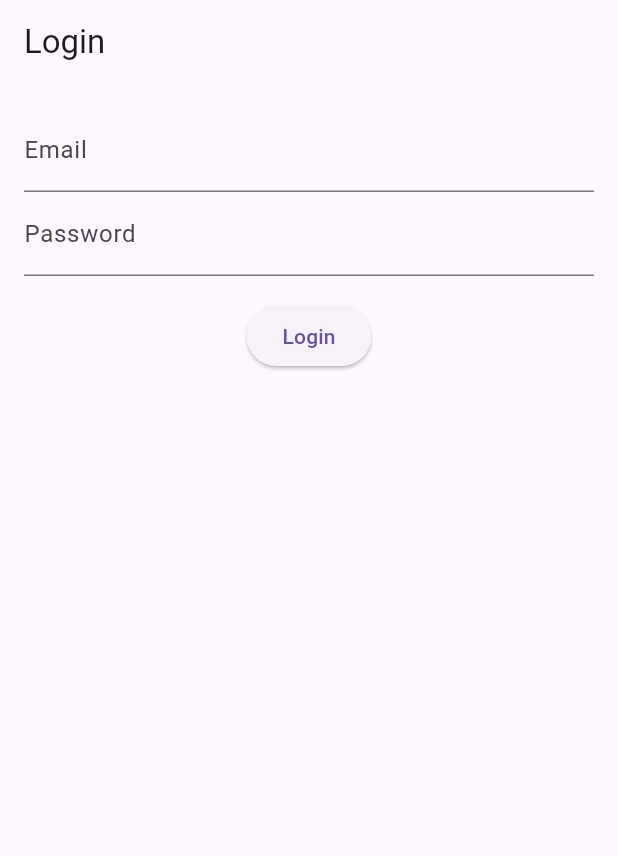
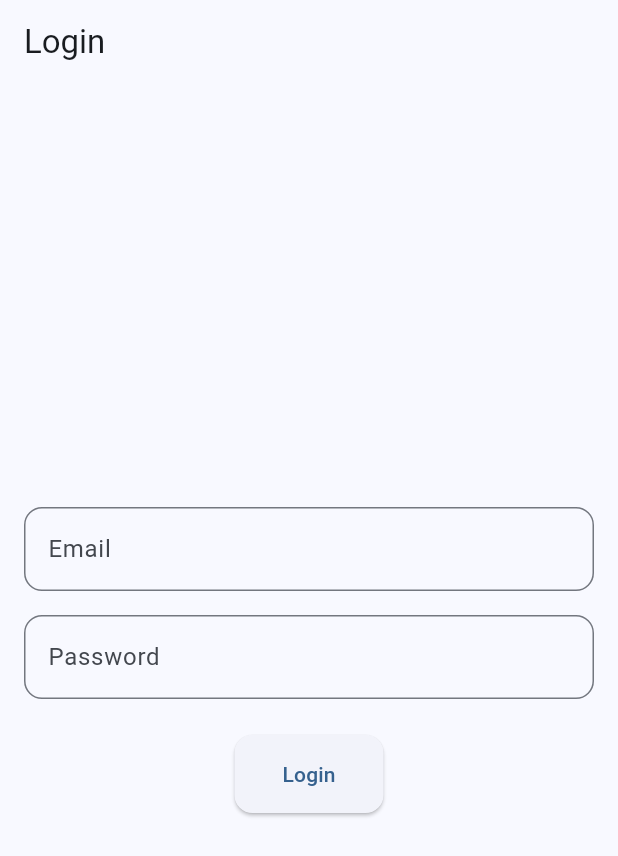
Before and after one commit to shinyPy/sesil-fe, a Flutter app: the screen it shows after launch, after a tap on "Login", on a phone screen of 412 x 824 dp. Shown: the top 856 px of the screen. Run offline on Flutter 3.47's test engine with Material 3 defaults, Android fonts, the light colour scheme and no system bars; our stand-ins replace firebase_core, firebase_messaging, flutter_secure_storage; accounts and stored records are empty; network calls fail.

Commit message:
IT WORKS

```diff
--- /dev/null
+++ b/lib/config.dart
@@ -0,0 +1,2 @@
+// config.dart
+const String apiBaseUrl = 'http://10.215.12.43:8000/api';
--- /dev/null
+++ b/lib/func/auth/login.dart
@@ -0,0 +1,31 @@
+import 'package:http/http.dart' as http;
+import 'package:flutter_secure_storage/flutter_secure_storage.dart';
+import 'dart:convert';
+import 'package:sesil_fe/config.dart';
+import 'package:flutter/material.dart';
+
+Future<void> login(BuildContext context, String email, String password) async {
+  final _storage = const FlutterSecureStorage();
+
+  final response = await http.post(
+    Uri.parse('$apiBaseUrl/login'),
+    headers: {'Content-Type': 'application/json'},
+    body: jsonEncode({'email': email, 'password': password}),
+  );
+
+  if (response.statusCode == 200) {
+    final responseData = jsonDecode(response.body);
+    final token = responseData['access_token'];
+
+    // Save the token securely
+    await _storage.write(key: 'jwt_token', value: token);
+
+    // Navigate to the home screen
+    Navigator.pushReplacementNamed(context, '/home');
+  } else {
+    // Handle login failure
+    ScaffoldMessenger.of(context).showSnackBar(
+      const SnackBar(content: Text('Invalid credentials!')),
+    );
+  }
+}
--- a/lib/main.dart
+++ b/lib/main.dart
@@ -1,28 +1,38 @@
 import 'package:flutter/material.dart';
 import 'package:firebase_core/firebase_core.dart';
-import 'package:sesil_fe/ui/forms_screen.dart';
 import 'package:sesil_fe/ui/login_screen.dart';
 import 'services/fcm_service.dart';
+import 'package:flutter_secure_storage/flutter_secure_storage.dart';
+import 'ui/home_screen.dart';
 
 void main() async {
   WidgetsFlutterBinding.ensureInitialized();
   await Firebase.initializeApp();
-  runApp(MyApp());
+  final storage = FlutterSecureStorage();
+  final token = await storage.read(key: 'jwt_token');
+  runApp(MyApp(initialRoute: token == null ? '/login' : '/home'));
 }
 
 class MyApp extends StatelessWidget {
-  final FirebaseMessagingService _fcmService = FirebaseMessagingService();
+  final String initialRoute;
+  MyApp({required this.initialRoute});
 
   @override
   Widget build(BuildContext context) {
     return MaterialApp(
       title: 'Flutter FCM Demo',
-      home: LoginScreen(),
+      theme: ThemeData(
+        useMaterial3: true,
+        colorScheme: ColorScheme.fromSeed(seedColor: Colors.blue),
+      ),
+      initialRoute: initialRoute,
       routes: {
+        '/login': (context) => LoginScreen(),
         '/home': (context) {
+          final _fcmService = FirebaseMessagingService();
           _fcmService.initialize();
           _fcmService.listenToMessages();
-          return FormsScreen();
+          return HomeScreen();
         },
       },
     );
--- a/lib/services/fcm_service.dart
+++ b/lib/services/fcm_service.dart
@@ -2,6 +2,7 @@ import 'dart:convert';
 import 'package:firebase_messaging/firebase_messaging.dart';
 import 'package:flutter_secure_storage/flutter_secure_storage.dart';
 import 'package:http/http.dart' as http;
+import 'package:sesil_fe/config.dart';
 
 class FirebaseMessagingService {
   final FirebaseMessaging _firebaseMessaging = FirebaseMessaging.instance;
@@ -23,7 +24,7 @@ class FirebaseMessagingService {
     String? jwt = await _storage.read(key: 'jwt_token');
     if (jwt != null && token != null) {
       final response = await http.post(
-        Uri.parse('http://10.215.12.43:8000/api/fcm-token'),
+        Uri.parse('$apiBaseUrl/fcm-token'), // Use the base URL from config.dart
         headers: {
           'Content-Type': 'application/json',
           'Authorization': 'Bearer $jwt', // Send the JWT for authentication
--- a/lib/ui/login_screen.dart
+++ b/lib/ui/login_screen.dart
@@ -1,7 +1,5 @@
 import 'package:flutter/material.dart';
-import 'package:http/http.dart' as http;
-import 'package:flutter_secure_storage/flutter_secure_storage.dart';
-import 'dart:convert';
+import 'package:sesil_fe/func/auth/login.dart';
 
 class LoginScreen extends StatefulWidget {
   @override
@@ -11,56 +9,53 @@ class LoginScreen extends StatefulWidget {
 class _LoginScreenState extends State<LoginScreen> {
   final _emailController = TextEditingController();
   final _passwordController = TextEditingController();
-  final _storage = FlutterSecureStorage();
-
-  Future<void> login() async {
-    final email = _emailController.text;
-    final password = _passwordController.text;
-
-    final response = await http.post(
-      Uri.parse('http://10.215.12.43:8000/api/login'),
-      headers: {'Content-Type': 'application/json'},
-      body: jsonEncode({'email': email, 'password': password}),
-    );
-
-    if (response.statusCode == 200) {
-      final responseData = jsonDecode(response.body);
-      final token = responseData['access_token'];
-
-      // Save the token securely
-      await _storage.write(key: 'jwt_token', value: token);
-
-      // Navigate to the home screen
-      Navigator.pushReplacementNamed(context, '/home');
-    } else {
-      // Handle login failure
-      ScaffoldMessenger.of(context).showSnackBar(
-        SnackBar(content: Text('Invalid credentials!')),
-      );
-    }
-  }
 
   @override
   Widget build(BuildContext context) {
     return Scaffold(
-      appBar: AppBar(title: Text('Login')),
+      appBar: AppBar(
+        title: const Text('Login'),
+      ),
       body: Padding(
         padding: const EdgeInsets.all(16.0),
         child: Column(
+          mainAxisAlignment: MainAxisAlignment.center,
           children: [
             TextField(
               controller: _emailController,
-              decoration: InputDecoration(labelText: 'Email'),
+              decoration: InputDecoration(
+                labelText: 'Email',
+                border: OutlineInputBorder(
+                  borderRadius: BorderRadius.circular(12),
+                ),
+              ),
             ),
+            const SizedBox(height: 16),
             TextField(
               controller: _passwordController,
-              decoration: InputDecoration(labelText: 'Password'),
+              decoration: InputDecoration(
+                labelText: 'Password',
+                border: OutlineInputBorder(
+                  borderRadius: BorderRadius.circular(12),
+                ),
+              ),
               obscureText: true,
             ),
-            SizedBox(height: 16),
+            const SizedBox(height: 24),
             ElevatedButton(
-              onPressed: login,
-              child: Text('Login'),
+              onPressed: () {
+                final email = _emailController.text;
+                final password = _passwordController.text;
+                login(context, email, password);
+              },
+              style: ElevatedButton.styleFrom(
+                shape: RoundedRectangleBorder(
+                  borderRadius: BorderRadius.circular(12),
+                ),
+                padding:
+                    const EdgeInsets.symmetric(vertical: 16, horizontal: 32),
+              ),
+              child: const Text('Login'),
             ),
           ],
         ),
```
Also changed, not shown: lib/func/forms/create_form.dart (added, +40 -0 lines), lib/func/forms/delete_form.dart (added, +26 -0 lines), lib/func/forms/fetch_forms.dart (added, +28 -0 lines), lib/ui/form_detail_screen.dart (added, +31 -0 lines), lib/ui/forms_screen.dart (+105 -4 lines), lib/ui/home_screen.dart (added, +47 -0 lines), lib/ui/profile_screen.dart (added, +85 -0 lines).
